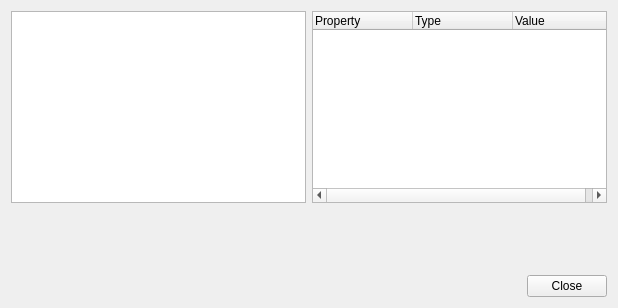
Before: the Qt Designer form code/nel/tools/3d/object_viewer_qt/src/plugins/gui_editor/widget_properties.ui in ryzom/ryzomcore, drawn with Qt 5.
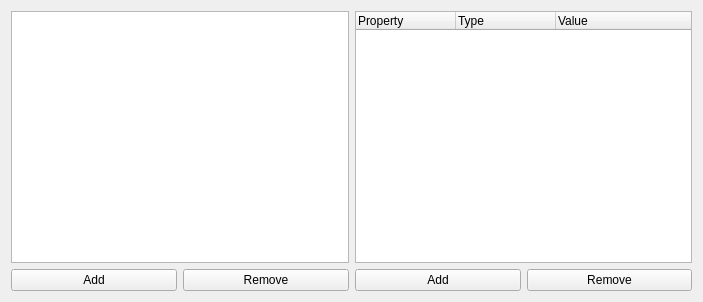
After: the same form once the commit is applied.

Patch:
```diff
--- a/code/nel/tools/3d/object_viewer_qt/src/plugins/gui_editor/widget_properties.ui
+++ b/code/nel/tools/3d/object_viewer_qt/src/plugins/gui_editor/widget_properties.ui
@@ -6,15 +6,15 @@
    <rect>
     <x>0</x>
     <y>0</y>
-    <width>618</width>
-    <height>308</height>
+    <width>703</width>
+    <height>302</height>
    </rect>
   </property>
   <property name="windowTitle">
    <string>Widget Properties</string>
   </property>
-  <layout class="QVBoxLayout" name="verticalLayout">
-   <item>
+  <layout class="QGridLayout" name="gridLayout">
+   <item row="0" column="0" colspan="2">
     <layout class="QHBoxLayout" name="horizontalLayout">
      <item>
       <widget class="QListWidget" name="widgetList"/>
@@ -40,38 +40,37 @@
      </item>
     </layout>
    </item>
-   <item>
-    <spacer name="verticalSpacer">
-     <property name="orientation">
-      <enum>Qt::Vertical</enum>
-     </property>
-     <property name="sizeHint" stdset="0">
-      <size>
-       <width>20</width>
-       <height>56</height>
-      </size>
-     </property>
-    </spacer>
+   <item row="1" column="0">
+    <layout class="QHBoxLayout" name="horizontalLayout_3">
+     <item>
+      <widget class="QPushButton" name="addWButton">
+       <property name="text">
+        <string>Add</string>
+       </property>
+      </widget>
+     </item>
+     <item>
+      <widget class="QPushButton" name="rmWButton">
+       <property name="text">
+        <string>Remove</string>
+       </property>
+      </widget>
+     </item>
+    </layout>
    </item>
-   <item>
-    <layout class="QHBoxLayout" name="horizontalLayout_2">
+   <item row="1" column="1">
+    <layout class="QHBoxLayout" name="horizontalLayout_4">
      <item>
-      <spacer name="horizontalSpacer">
-       <property name="orientation">
-        <enum>Qt::Horizontal</enum>
+      <widget class="QPushButton" name="addPButton">
+       <property name="text">
+        <string>Add</string>
        </property>
-       <property name="sizeHint" stdset="0">
-        <size>
-         <width>428</width>
-         <height>20</height>
-        </size>
-       </property>
-      </spacer>
+      </widget>
      </item>
      <item>
       <widget class="QPushButton" name="closeButton">
        <property name="text">
-        <string>Close</string>
+        <string>Remove</string>
        </property>
       </widget>
      </item>
```
Left out of the diff: 2 changed lines with no effect on the pictures.
